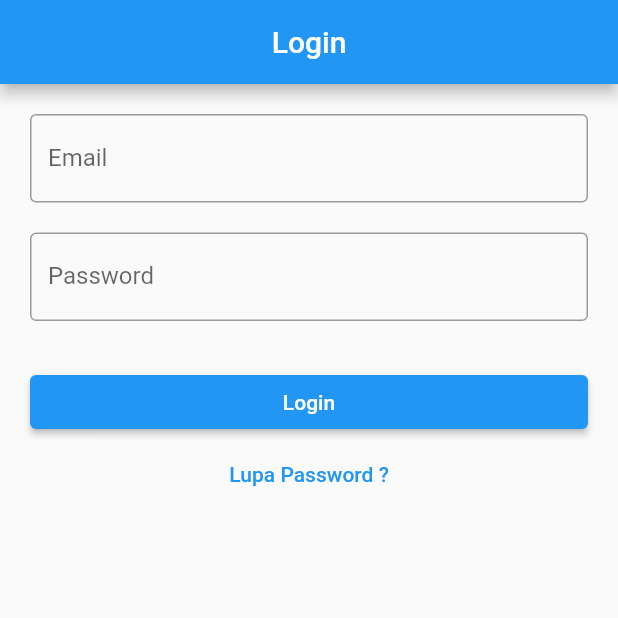
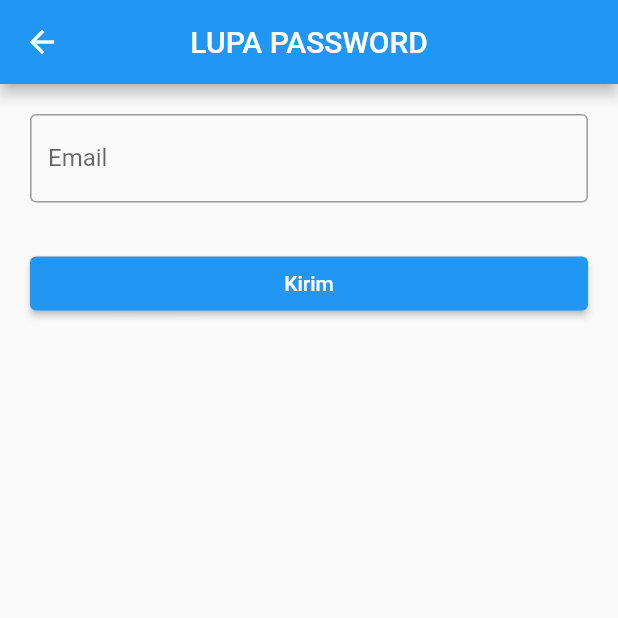
Before and after one commit to Ridhorezi/my-presence, a Flutter app: the screen it shows after launch, after a tap on "Lupa Password ?", on a phone screen of 412 x 824 dp, the top half of it. Run offline on Flutter 3.47's test engine with Material 2 defaults, Android fonts, the phone set to English and light mode, and no system bars; our stand-ins replace cloud_firestore, firebase_auth, firebase_core, get; accounts and stored records are empty.

Commit message:
add fitur forgot password

```diff
--- /dev/null
+++ b/lib/app/modules/forgot_password/bindings/forgot_password_binding.dart
@@ -0,0 +1,12 @@
+import 'package:get/get.dart';
+
+import '../controllers/forgot_password_controller.dart';
+
+class ForgotPasswordBinding extends Bindings {
+  @override
+  void dependencies() {
+    Get.lazyPut<ForgotPasswordController>(
+      () => ForgotPasswordController(),
+    );
+  }
+}
--- /dev/null
+++ b/lib/app/modules/forgot_password/views/forgot_password_view.dart
@@ -0,0 +1,45 @@
+import 'package:flutter/material.dart';
+
+import 'package:get/get.dart';
+
+import '../controllers/forgot_password_controller.dart';
+
+class ForgotPasswordView extends GetView<ForgotPasswordController> {
+  const ForgotPasswordView({Key? key}) : super(key: key);
+  @override
+  Widget build(BuildContext context) {
+    return Scaffold(
+      appBar: AppBar(
+        title: const Text('LUPA PASSWORD'),
+        centerTitle: true,
+      ),
+      body: ListView(
+        padding: const EdgeInsets.all(20),
+        children: [
+          TextField(
+            autocorrect: false,
+            controller: controller.emailController,
+            decoration: const InputDecoration(
+              labelText: "Email",
+              border: OutlineInputBorder(),
+            ),
+          ),
+          const SizedBox(
+            height: 30,
+          ),
+          Obx(
+            () => ElevatedButton(
+              onPressed: () {
+                if (controller.isLoading.isFalse) {
+                  controller.sendEmail();
+                }
+              },
+              child:
+                  Text(controller.isLoading.isFalse ? "Kirim" : "Loading..."),
+            ),
+          ),
+        ],
+      ),
+    );
+  }
+}
--- a/lib/app/modules/login/controllers/login_controller.dart
+++ b/lib/app/modules/login/controllers/login_controller.dart
@@ -53,7 +53,7 @@ class LoginController extends GetxController {
                       Get.back();
                       Get.snackbar(
                         "Sukses",
-                        "Link verifikasi akun sudah dikirim, silahkan cek email dan lakukan verifikasi akun.",
+                        "Link verifikasi akun sudah dikirim, silahkan cek email ${emailController.text} dan lakukan verifikasi akun.",
                       );
                       isLoading.value = false;
                     } catch (e) {
--- a/lib/app/modules/login/views/login_view.dart
+++ b/lib/app/modules/login/views/login_view.dart
@@ -1,6 +1,7 @@
 import 'package:flutter/material.dart';
 
 import 'package:get/get.dart';
+import 'package:mypresence/app/routes/app_pages.dart';
 
 import '../controllers/login_controller.dart';
 
@@ -50,7 +51,7 @@ class LoginView extends GetView<LoginController> {
             ),
           ),
           TextButton(
-            onPressed: () {},
+            onPressed: () => Get.toNamed(Routes.FORGOT_PASSWORD),
             child: const Text("Lupa Password ?"),
           ),
         ],
--- a/lib/app/routes/app_routes.dart
+++ b/lib/app/routes/app_routes.dart
@@ -11,6 +11,8 @@ abstract class Routes {
   static const LOGIN = _Paths.LOGIN;
   // ignore: constant_identifier_names
   static const NEW_PASSWORD = _Paths.NEW_PASSWORD;
+  // ignore: constant_identifier_names
+  static const FORGOT_PASSWORD = _Paths.FORGOT_PASSWORD;
 }
 
 abstract class _Paths {
@@ -23,4 +25,6 @@ abstract class _Paths {
   static const LOGIN = '/login';
   // ignore: constant_identifier_names
   static const NEW_PASSWORD = '/new-password';
+  // ignore: constant_identifier_names
+  static const FORGOT_PASSWORD = '/forgot-password';
 }
```
Also changed, not shown: lib/app/modules/forgot_password/controllers/forgot_password_controller.dart (added, +29 -0 lines), lib/app/routes/app_pages.dart (+7 -0 lines), 4 other files.
